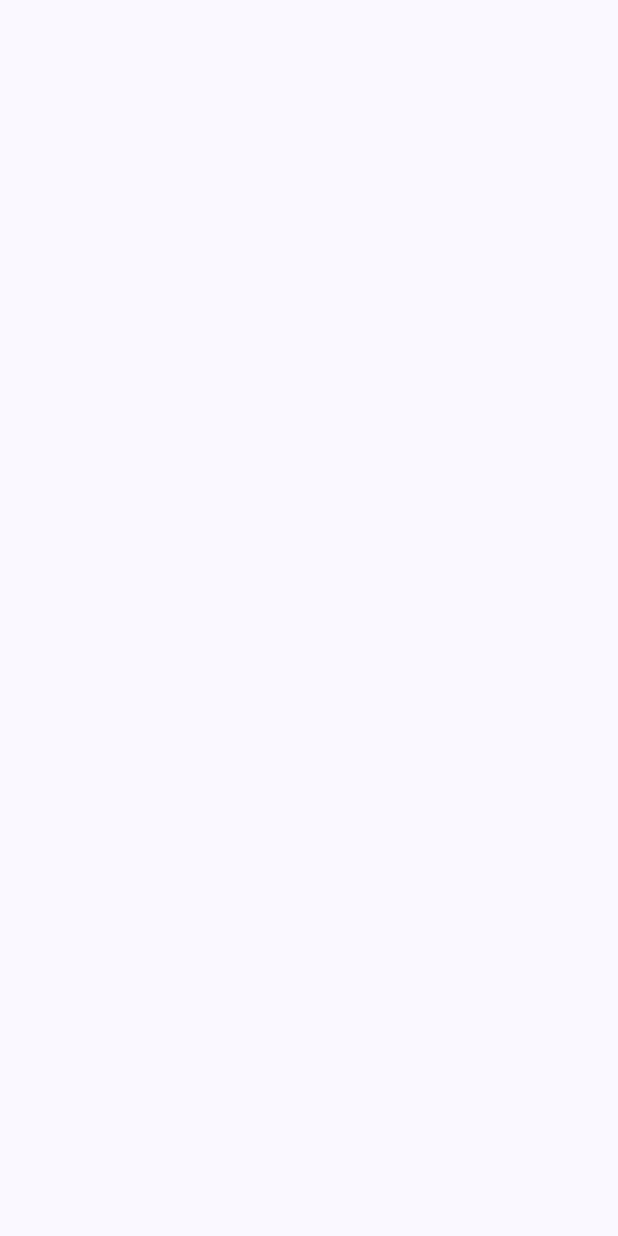
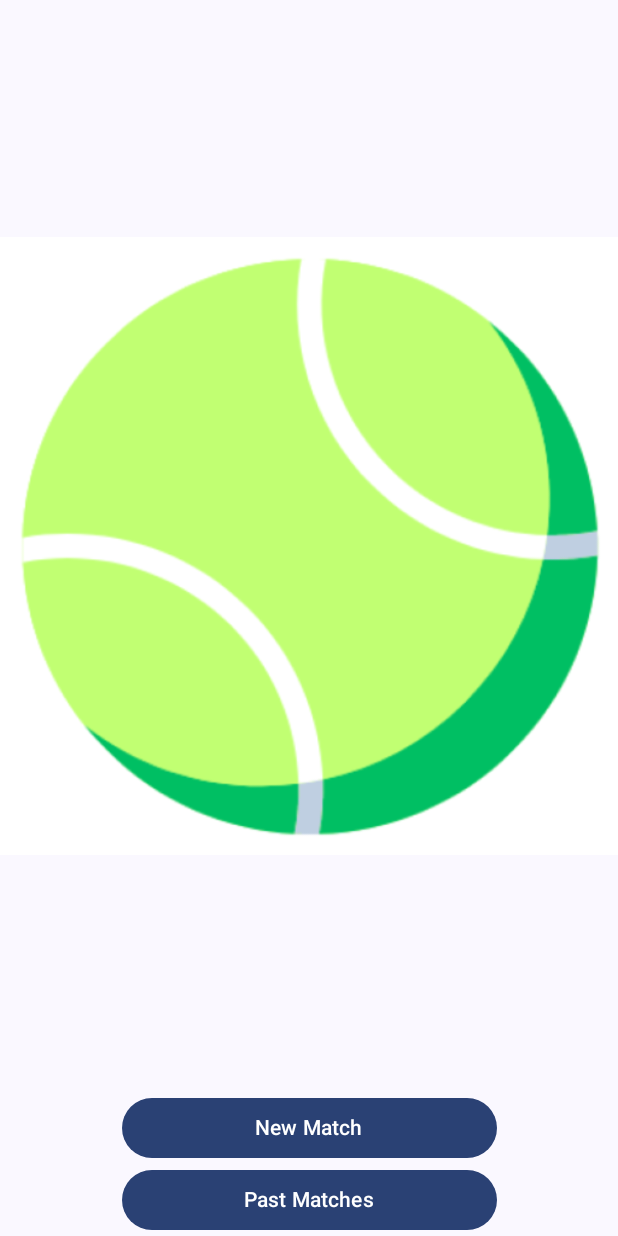
Before and after one commit to gabriel-candeia/AppPlacarChallengers, an Android app built with Jetpack Compose: the screen it shows after launch (MainActivity), on a phone screen of 412 x 824 dp. Before the commit the screen is empty. Run offline under Robolectric (Android 15) with nearby library versions, the phone set to English and light mode, and no system bars.

Commit message:
Add: ´HomeScreen´,´ConfigurationScreen´

```diff
--- a/app/build.gradle.kts
+++ b/app/build.gradle.kts
@@ -59,6 +59,8 @@ dependencies {
     implementation(libs.androidx.ui.graphics)
     implementation(libs.androidx.ui.tooling.preview)
     implementation(libs.androidx.material3)
+    implementation(libs.androidx.navigation.compose)
+    implementation(libs.androidx.lifecycle.viewmodel.compose)
     testImplementation(libs.junit)
     androidTestImplementation(libs.androidx.junit)
     androidTestImplementation(libs.androidx.espresso.core)
--- /dev/null
+++ b/app/src/main/java/com/example/appplacarchallengers/ChallengersApp.kt
@@ -0,0 +1,66 @@
+package com.example.appplacarchallengers
+
+import androidx.compose.foundation.layout.fillMaxSize
+import androidx.compose.foundation.layout.padding
+import androidx.compose.material3.Scaffold
+import androidx.compose.runtime.Composable
+import androidx.compose.runtime.collectAsState
+import androidx.compose.runtime.getValue
+import androidx.compose.ui.Modifier
+import androidx.compose.ui.tooling.preview.Preview
+import androidx.lifecycle.viewmodel.compose.viewModel
+import androidx.navigation.NavHostController
+import androidx.navigation.compose.NavHost
+import androidx.navigation.compose.composable
+import androidx.navigation.compose.rememberNavController
+import com.example.appplacarchallengers.ui.HomeScreen
+import com.example.appplacarchallengers.ui.ScoreboardViewModel
+import com.example.appplacarchallengers.ui.theme.AppPlacarChallengersTheme
+
+enum class ChallengersAppScreen() {
+    Home,
+    Configuration,
+    Scoreboard,
+    History,
+    Detail
+}
+
+@Composable
+fun ChallengersApp(
+    viewModel: ScoreboardViewModel = viewModel(),
+    navController: NavHostController = rememberNavController(),
+    modifier: Modifier = Modifier
+) {
+    Scaffold(
+
+    ) { innerPadding ->
+        val uiState by viewModel.uiState.collectAsState()
+
+        NavHost(
+            navController = navController,
+            startDestination = ChallengersAppScreen.Home.name,
+            modifier = Modifier.padding(innerPadding)
+        ) {
+            composable(route = ChallengersAppScreen.Home.name) {
+                HomeScreen(
+                    onNewMatchButton = {
+                        navController.navigate(ChallengersAppScreen.Configuration.name)
+                    },
+                    onPastMatchesButton = {
+                        navController.navigate(ChallengersAppScreen.History.name)
+                    },
+                    modifier = Modifier
+                        .fillMaxSize()
+                )
+            }
+        }
+    }
+}
+
+@Preview(showBackground = true)
+@Composable
+fun HomeScreenPreview() {
+    AppPlacarChallengersTheme {
+        ChallengersApp()
+    }
+}
--- a/app/src/main/java/com/example/appplacarchallengers/HomeScreen.kt
+++ /dev/null
@@ -1 +0,0 @@
-package com.example.appplacarchallengers
--- a/app/src/main/java/com/example/appplacarchallengers/MainActivity.kt
+++ b/app/src/main/java/com/example/appplacarchallengers/MainActivity.kt
@@ -1,27 +1,13 @@
 package com.example.appplacarchallengers
 
-import android.graphics.Color
 import android.os.Bundle
 import androidx.activity.ComponentActivity
 import androidx.activity.compose.setContent
 import androidx.activity.enableEdgeToEdge
-import androidx.compose.foundation.Canvas
-import androidx.compose.foundation.horizontalScroll
-import androidx.compose.foundation.layout.Arrangement
-import androidx.compose.foundation.layout.Column
 import androidx.compose.foundation.layout.fillMaxSize
 import androidx.compose.foundation.layout.padding
 import androidx.compose.material3.Scaffold
-import androidx.compose.material3.Text
-import androidx.compose.runtime.Composable
-import androidx.compose.ui.Alignment
 import androidx.compose.ui.Modifier
-import androidx.compose.ui.graphics.drawscope.rotate
-import androidx.compose.ui.graphics.nativeCanvas
-import androidx.compose.ui.text.ExperimentalTextApi
-import androidx.compose.ui.text.rememberTextMeasurer
-import androidx.compose.ui.tooling.preview.Preview
-import androidx.compose.ui.unit.dp
 import com.example.appplacarchallengers.ui.theme.AppPlacarChallengersTheme
 
 class MainActivity : ComponentActivity() {
@@ -31,7 +17,7 @@ class MainActivity : ComponentActivity() {
         setContent {
             AppPlacarChallengersTheme {
                 Scaffold(modifier = Modifier.fillMaxSize()) { innerPadding ->
-                    HomeScreen(
+                    ChallengersApp(
                         modifier = Modifier.padding(innerPadding)
                     )
                 }
@@ -39,28 +25,3 @@ class MainActivity : ComponentActivity() {
         }
     }
 }
-
-@Composable
-fun AppLogo() {
-
-}
-
-@Composable
-fun HomeScreen(modifier: Modifier = Modifier) {
-    Column(
-        modifier = modifier,
-        horizontalAlignment = Alignment.CenterHorizontally,
-        verticalArrangement = Arrangement.SpaceEvenly
-    ) {
-        AppLogo()
-
-    }
-}
-
-@Preview(showBackground = true)
-@Composable
-fun HomeScreenPreview() {
-    AppPlacarChallengersTheme {
-        HomeScreen()
-    }
-}
--- /dev/null
+++ b/app/src/main/java/com/example/appplacarchallengers/components/CommonUI.kt
@@ -0,0 +1,23 @@
+package com.example.appplacarchallengers.components
+
+import androidx.compose.foundation.layout.widthIn
+import androidx.compose.material3.Button
+import androidx.compose.material3.Text
+import androidx.compose.runtime.Composable
+import androidx.compose.ui.Modifier
+import androidx.compose.ui.res.stringResource
+import androidx.compose.ui.unit.dp
+
+@Composable
+fun AppButton(
+    labelResourceId: Int,
+    onClick: () -> Unit,
+    modifier: Modifier = Modifier
+) {
+    Button(
+        onClick = onClick,
+        modifier = modifier.widthIn(min = 250.dp)
+    ) {
+        Text(stringResource(labelResourceId))
+    }
+}
--- a/app/src/main/java/com/example/appplacarchallengers/data/Scoreboard.kt
+++ b/app/src/main/java/com/example/appplacarchallengers/data/Scoreboard.kt
@@ -6,7 +6,7 @@ import com.example.appplacarchallengers.data.strategy.ScoringStrategy
 import java.io.Serializable
 import java.util.Date
 
-data class Scoreboard(var matchName: String, var hasTimer: Boolean, var date: Date, var gamesToSet: Int = 6, var totalSets: Int = 5) : Serializable {
+data class Scoreboard(var matchName: String? = null, var hasTimer: Boolean? = null, var date: Date? = null, var gamesToSet: Int = 6, var totalSets: Int = 5) : Serializable {
     var scoringStrategy: ScoringStrategy = NormalStrategy()
     var teamNames: Array<String> = arrayOf("","")
     var playerNames: Array<Array<String>> = arrayOf(arrayOf("", ""), arrayOf("", ""))
@@ -31,7 +31,7 @@ data class Scoreboard(var matchName: String, var hasTimer: Boolean, var date: Da
         if(gameEnded()) return
         scoringStrategy = scoringStrategy.score(this, time)
         if(gameEnded()) {
-            winningTeam = teamNames[time]
+            winningTeam = playerNames[time][0] + " e " + playerNames[time][1]
         }
     }
 
--- /dev/null
+++ b/app/src/main/java/com/example/appplacarchallengers/ui/HomeScreen.kt
@@ -0,0 +1,75 @@
+package com.example.appplacarchallengers.ui
+
+import androidx.compose.foundation.Image
+import androidx.annotation.StringRes
+import androidx.compose.foundation.Image
+import androidx.compose.foundation.layout.Arrangement
+import androidx.compose.foundation.layout.Column
+import androidx.compose.foundation.layout.fillMaxSize
+import androidx.compose.foundation.layout.widthIn
+import androidx.compose.material3.Button
+import androidx.compose.material3.Text
+import androidx.compose.runtime.Composable
+import androidx.compose.ui.Alignment
+import androidx.compose.ui.Modifier
+import androidx.compose.ui.graphics.painter.Painter
+import androidx.compose.ui.res.painterResource
+import androidx.compose.ui.res.stringResource
+import androidx.compose.ui.tooling.preview.Preview
+import androidx.compose.ui.unit.dp
+import com.example.appplacarchallengers.R
+import com.example.appplacarchallengers.components.AppButton
+import com.example.appplacarchallengers.ui.theme.AppPlacarChallengersTheme
+
+@Composable
+fun HomeScreen(
+    onNewMatchButton: () -> Unit = {},
+    onPastMatchesButton: () -> Unit = {},
+    modifier: Modifier = Modifier
+) {
+    Column(
+        modifier = modifier,
+        horizontalAlignment = Alignment.CenterHorizontally,
+        verticalArrangement = Arrangement.SpaceBetween
+    ) {
+        AppLogo(
+            modifier = Modifier.weight(1f)
+        )
+
+        // NewMatchButton
+        AppButton(
+            labelResourceId = R.string.button_new_match,
+            onClick = { onNewMatchButton() },
+            modifier = Modifier
+        )
+
+        // PastMatchesButton
+        AppButton(
+            labelResourceId = R.string.button_past_matches,
+            onClick = { onPastMatchesButton() },
+            modifier = Modifier
+        )
+    }
+}
+
+@Composable
+fun AppLogo(
+    modifier: Modifier = Modifier
+) {
+    Image(
+        painter = painterResource(R.drawable.app_logo),
+        contentDescription = stringResource(R.string.description_app_logo),
+        modifier = modifier
+    )
+}
+
+@Preview
+@Composable
+fun HomeScreenPreview() {
+    AppPlacarChallengersTheme {
+        HomeScreen(
+            modifier = Modifier
+                .fillMaxSize()
+        )
+    }
+}
--- a/app/src/main/java/com/example/appplacarchallengers/ui/ScoreboardViewModel.kt
+++ b/app/src/main/java/com/example/appplacarchallengers/ui/ScoreboardViewModel.kt
@@ -1,8 +1,14 @@
 package com.example.appplacarchallengers.ui
 
 import androidx.lifecycle.ViewModel
+import com.example.appplacarchallengers.data.Scoreboard
+import kotlinx.coroutines.flow.MutableStateFlow
+import kotlinx.coroutines.flow.StateFlow
+import kotlinx.coroutines.flow.asStateFlow
 
 class ScoreboardViewModel : ViewModel() {
 
+    private val _uiState = MutableStateFlow(Scoreboard())
+    val uiState: StateFlow<Scoreboard> = _uiState.asStateFlow()
 
 }
--- a/app/src/main/res/values/strings.xml
+++ b/app/src/main/res/values/strings.xml
@@ -1,3 +1,11 @@
 <resources>
     <string name="app_name">AppPlacarChallengers</string>
+    <string name="button_new_match">New Match</string>
+    <string name="button_past_matches">Past Matches</string>
+    <string name="description_app_logo" />
+    <string name="TextField_match_name">Match name</string>
+    <string name="TextField_player_a1">Player 1 - Team A</string>
+    <string name="TextField_player_a2">Player 2 - Team A</string>
+    <string name="TextField_player_b1">Player 1 - Team B</string>
+    <string name="TextField_player_b2">Player 2 - Team B</string>
 </resources>
--- a/gradle/libs.versions.toml
+++ b/gradle/libs.versions.toml
@@ -8,9 +8,12 @@ espressoCore = "3.6.1"
 lifecycleRuntimeKtx = "2.8.5"
 activityCompose = "1.9.2"
 composeBom = "2024.04.01"
+lifecycleViewmodelCompose = "2.8.6"
+navigationCompose = "2.8.1"
 
 [libraries]
 androidx-core-ktx = { group = "androidx.core", name = "core-ktx", version.ref = "coreKtx" }
+androidx-lifecycle-viewmodel-compose = { module = "androidx.lifecycle:lifecycle-viewmodel-compose", version.ref = "lifecycleViewmodelCompose" }
 junit = { group = "junit", name = "junit", version.ref = "junit" }
 androidx-junit = { group = "androidx.test.ext", name = "junit", version.ref = "junitVersion" }
 androidx-espresso-core = { group = "androidx.test.espresso", name = "espresso-core", version.ref = "espressoCore" }
@@ -24,6 +27,7 @@ androidx-ui-tooling-preview = { group = "androidx.compose.ui", name = "ui-toolin
 androidx-ui-test-manifest = { group = "androidx.compose.ui", name = "ui-test-manifest" }
 androidx-ui-test-junit4 = { group = "androidx.compose.ui", name = "ui-test-junit4" }
 androidx-material3 = { group = "androidx.compose.material3", name = "material3" }
+androidx-navigation-compose = { group = "androidx.navigation", name = "navigation-compose", version.ref = "navigationCompose" }
 
 [plugins]
 android-application = { id = "com.android.application", version.ref = "agp" }
```
Also changed, not shown: app/src/main/java/com/example/appplacarchallengers/data/DataSource.kt (added, +14 -0 lines), app/src/main/java/com/example/appplacarchallengers/ui/ConfigurationScreen.kt (+74 -0 lines), app/src/main/res/drawable/app_logo.png (added).
